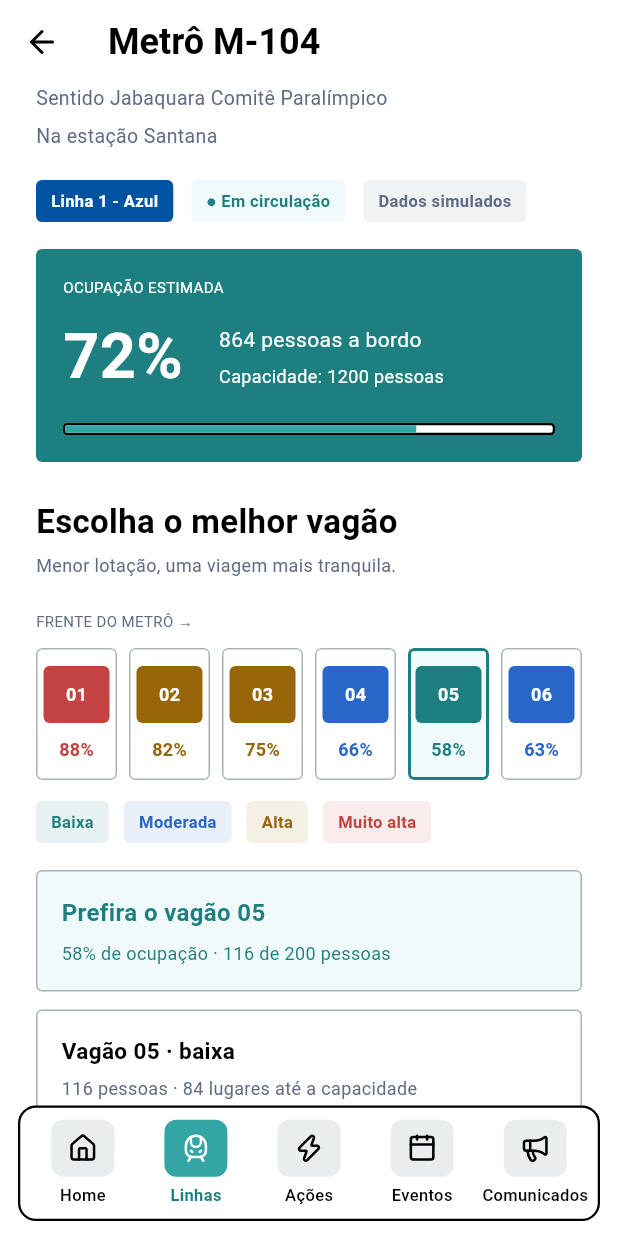
After one commit to pgmoraesdev/FLUXO_GLOBAL_SOLUTION_2026_2, a Flutter app: the LineDetailScreen screen opened directly with sample values from the repository, scrolled down 576 dp, after a tap on "Ver metrô e vagões", on a phone screen of 412 x 824 dp. The commit adds this screen. Run offline on Flutter 3.47's test engine with Material 3 defaults, Android fonts, the phone set to English and light mode, and no system bars; our stand-ins replace lucide_flutter, material_ui.

Commit message:
feat: cria tela de vagoes com acesso pelas estacoes

```diff
--- a/lib/screens/line_detail_screen.dart
+++ b/lib/screens/line_detail_screen.dart
@@ -1,3 +1,6 @@
+import '../data/train_data.dart';
+import 'train_detail_screen.dart';
+
 import 'package:material_ui/material_ui.dart';
 import 'package:lucide_flutter/lucide_flutter.dart';
 
@@ -145,7 +148,7 @@ class _LineDetailScreenState extends State<LineDetailScreen> {
                             itemBuilder: (_, index) => _StationCard(
                               key: ValueKey(stations[index].name),
                               station: stations[index],
-                              lineType: line.type,
+                              line: line,
                               initiallyExpanded: index == 0,
                             ),
                           ),
@@ -165,13 +168,13 @@ class _LineDetailScreenState extends State<LineDetailScreen> {
 // Cada card pode ser expandido para mostrar mais informações.
 class _StationCard extends StatefulWidget {
   final Station station;
-  final String lineType;
+  final MetroLine line;
   final bool initiallyExpanded;
 
   const _StationCard({
     super.key,
     required this.station,
-    required this.lineType,
+    required this.line,
     this.initiallyExpanded = false,
   });
 
@@ -213,7 +216,7 @@ class _StationCardState extends State<_StationCard> {
                       ),
                     ),
                     Text(
-                      widget.lineType,
+                      widget.line.type,
                       style: const TextStyle(color: muted, fontSize: 11),
                     ),
                   ],
@@ -226,6 +229,29 @@ class _StationCardState extends State<_StationCard> {
           const SizedBox(height: 8),
           OccupancyBar(percent: station.occupancy, height: 12),
           const SizedBox(height: 8),
+
+          Align(
+            alignment: Alignment.centerRight,
+            child: TextButton.icon(
+              onPressed: () => Navigator.push(
+                context,
+                MaterialPageRoute(
+                  builder: (_) => TrainDetailScreen(
+                    train: MetroTrain.simulated(widget.line, station),
+                  ),
+                ),
+              ),
+              icon: const Icon(
+                LucideIcons.trainFront,
+                size: 16,
+                color: tealDark,
+              ),
+              label: const Text(
+                'Ver metrô e vagões',
+                style: TextStyle(color: tealDark),
+              ),
+            ),
+          ),
 
           // Informações extras aparecem quando o card é expandido.
           if (expanded)
--- /dev/null
+++ b/lib/screens/train_detail_screen.dart
@@ -0,0 +1,363 @@
+import 'package:material_ui/material_ui.dart';
+import 'package:lucide_flutter/lucide_flutter.dart';
+
+import '../data/train_data.dart';
+import 'lines_screen.dart';
+
+Color _carColor(int occupancy) => occupancy < 60
+    ? tealDark
+    : occupancy < 75
+    ? const Color(0xFF2866C7)
+    : occupancy < 85
+    ? const Color(0xFF986609)
+    : dangerText;
+
+String _carLevel(int occupancy) => occupancy < 60
+    ? 'Baixa'
+    : occupancy < 75
+    ? 'Moderada'
+    : occupancy < 85
+    ? 'Alta'
+    : 'Muito alta';
+
+class TrainDetailScreen extends StatefulWidget {
+  final MetroTrain train;
+  const TrainDetailScreen({super.key, required this.train});
+
+  @override
+  State<TrainDetailScreen> createState() => _TrainDetailScreenState();
+}
+
+class _TrainDetailScreenState extends State<TrainDetailScreen> {
+  late TrainCarriage selected = widget.train.recommended;
+
+  @override
+  Widget build(BuildContext context) {
+    final train = widget.train;
+    final best = train.recommended;
+    return Scaffold(
+      backgroundColor: Colors.white,
+      appBar: AppBar(
+        backgroundColor: Colors.white,
+        leading: IconButton(
+          tooltip: 'Voltar',
+          onPressed: () => goBack(context),
+          icon: const Icon(LucideIcons.arrowLeft, color: black),
+        ),
+        title: Text(
+          'Metrô ${train.code}',
+          style: const TextStyle(
+            color: black,
+            fontSize: 24,
+            fontWeight: FontWeight.bold,
+          ),
+        ),
+      ),
+      body: Center(
+        child: ConstrainedBox(
+          constraints: const BoxConstraints(maxWidth: 640),
+          child: ListView(
+            padding: const EdgeInsets.fromLTRB(24, 0, 24, 24),
+            children: [
+              Text(
+                'Sentido ${train.destination}',
+                style: const TextStyle(color: muted, fontSize: 13),
+              ),
+              const SizedBox(height: 6),
+              Text(
+                'Na estação ${train.station.name}',
+                style: const TextStyle(color: muted, fontSize: 13),
+              ),
+              const SizedBox(height: 20),
+              Wrap(
+                spacing: 12,
+                runSpacing: 8,
+                children: [
+                  _tag(train.line.name, train.line.color, train.line.onColor),
+                  _tag('● Em circulação', softTeal, tealDark),
+                  _tag('Dados simulados', const Color(0xFFF0F2F4), muted),
+                ],
+              ),
+              const SizedBox(height: 18),
+              Container(
+                padding: const EdgeInsets.all(18),
+                decoration: BoxDecoration(
+                  color: tealDark,
+                  borderRadius: BorderRadius.circular(radius),
+                ),
+                child: Column(
+                  crossAxisAlignment: CrossAxisAlignment.start,
+                  children: [
+                    const Text(
+                      'OCUPAÇÃO ESTIMADA',
+                      style: TextStyle(color: Colors.white, fontSize: 10),
+                    ),
+                    const SizedBox(height: 10),
+                    Wrap(
+                      spacing: 24,
+                      runSpacing: 8,
+                      crossAxisAlignment: WrapCrossAlignment.center,
+                      children: [
+                        Text(
+                          '${train.occupancy}%',
+                          style: const TextStyle(
+                            color: Colors.white,
+                            fontSize: 42,
+                            fontWeight: FontWeight.bold,
+                          ),
+                        ),
+                        Column(
+                          crossAxisAlignment: CrossAxisAlignment.start,
+                          children: [
+                            Text(
+                              '${train.people} pessoas a bordo',
+                              style: const TextStyle(
+                                color: Colors.white,
+                                fontSize: 14,
+                              ),
+                            ),
+                            const SizedBox(height: 6),
+                            Text(
+                              'Capacidade: ${train.capacity} pessoas',
+                              style: const TextStyle(
+                                color: Colors.white,
+                                fontSize: 12,
+                              ),
+                            ),
+                          ],
+                        ),
+                      ],
+                    ),
+                    const SizedBox(height: 14),
+                    OccupancyBar(percent: train.occupancy, height: 8),
+                  ],
+                ),
+              ),
+              const SizedBox(height: 24),
+              const Text(
+                'Escolha o melhor vagão',
+                style: TextStyle(
+                  color: black,
+                  fontSize: 22,
+                  fontWeight: FontWeight.bold,
+                ),
+              ),
+              const SizedBox(height: 5),
+              const Text(
+                'Menor lotação, uma viagem mais tranquila.',
+                style: TextStyle(color: muted, fontSize: 12),
+              ),
+              const SizedBox(height: 22),
+              const Text(
+                'FRENTE DO METRÔ →',
+                style: TextStyle(color: muted, fontSize: 10),
+              ),
+              const SizedBox(height: 10),
+              LayoutBuilder(
+                builder: (context, constraints) {
+                  // Mantém os seis vagões visíveis; em telas estreitas permite rolagem.
+                  final width = ((constraints.maxWidth - 5 * 8) / 6).clamp(
+                    46.0,
+                    90.0,
+                  );
+                  return SingleChildScrollView(
+                    scrollDirection: Axis.horizontal,
+                    child: Row(
+                      children: [
+                        for (final car in train.carriages)
+                          Padding(
+                            padding: EdgeInsets.only(
+                              right: car == train.carriages.last ? 0 : 8,
+                            ),
+                            child: SizedBox(
+                              width: width,
+                              child: _carriage(car, best),
+                            ),
+                          ),
+                      ],
+                    ),
+                  );
+                },
+              ),
+              const SizedBox(height: 14),
+              Wrap(
+                spacing: 10,
+                runSpacing: 8,
+                children: [
+                  for (final percent in [58, 66, 75, 88])
+                    _tag(
+                      _carLevel(percent),
+                      _carColor(percent).withValues(alpha: .1),
+                      _carColor(percent),
+                    ),
+                ],
+              ),
+              const SizedBox(height: 18),
+              _panel(
+                color: softTeal,
+                children: [
+                  Text(
+                    'Prefira o vagão ${best.label}',
+                    style: const TextStyle(
+                      color: tealDark,
+                      fontSize: 16,
+                      fontWeight: FontWeight.bold,
+                    ),
+                  ),
+                  const SizedBox(height: 7),
+                  Text(
+                    '${best.occupancy}% de ocupação · ${best.people} de ${best.capacity} pessoas',
+                    style: const TextStyle(color: tealDark, fontSize: 12),
+                  ),
+                ],
+              ),
+              const SizedBox(height: 12),
+              _panel(
+                children: [
+                  Text(
+                    'Vagão ${selected.label} · ${_carLevel(selected.occupancy).toLowerCase()}',
+                    style: const TextStyle(
+                      color: black,
+                      fontSize: 15,
+                      fontWeight: FontWeight.w600,
+                    ),
+                  ),
+                  const SizedBox(height: 6),
+                  Text(
+                    '${selected.people} pessoas · ${selected.capacity - selected.people} lugares até a capacidade',
+                    style: const TextStyle(color: muted, fontSize: 12),
+                  ),
+                  const SizedBox(height: 5),
+                  const Text(
+                    'Capacidade total inclui passageiros em pé e sentados.',
+                    style: TextStyle(color: muted, fontSize: 11),
+                  ),
+                ],
+              ),
+              const SizedBox(height: 12),
+              _panel(
+                children: [
+                  Text(
+                    '${train.carriages.length} vagões',
+                    style: const TextStyle(
+                      color: black,
+                      fontSize: 16,
+                      fontWeight: FontWeight.w600,
+                    ),
+                  ),
+                  const SizedBox(height: 6),
+                  Text(
+                    '${train.carriages.first.capacity} pessoas por vagão',
+                    style: const TextStyle(color: muted, fontSize: 12),
+                  ),
+                  const Divider(height: 24, color: greyBorder),
+                  Text(
+                    'Próxima parada: ${train.nextStation.name}',
+                    style: const TextStyle(
+                      color: black,
+                      fontWeight: FontWeight.w600,
+                    ),
+                  ),
+                  const SizedBox(height: 6),
+                  const Text(
+                    'Chegada estimada em 2 min · simulação',
+                    style: TextStyle(color: muted, fontSize: 12),
+                  ),
+                ],
+              ),
+            ],
+          ),
+        ),
+      ),
+      bottomNavigationBar: fluxoNavBar(1, (index) => goToTab(context, index)),
+    );
+  }
+
+  Widget _carriage(TrainCarriage car, TrainCarriage best) {
+    final color = _carColor(car.occupancy);
+    final active = selected == car;
+    return Semantics(
+      label:
+          'Vagão ${car.label}, ${car.occupancy}% de ocupação, ${_carLevel(car.occupancy)}${car == best ? ', recomendado' : ''}',
+      selected: active,
+      button: true,
+      excludeSemantics: true,
+      child: Material(
+        color: car == best ? softTeal : Colors.white,
+        shape: RoundedRectangleBorder(
+          borderRadius: BorderRadius.circular(radius),
+          side: BorderSide(
+            color: active ? tealDark : greyBorder,
+            width: active ? 2 : 1,
+          ),
+        ),
+        clipBehavior: Clip.antiAlias,
+        child: InkWell(
+          onTap: () => setState(() => selected = car),
+          child: Padding(
+            padding: const EdgeInsets.symmetric(horizontal: 5, vertical: 12),
+            child: Column(
+              children: [
+                Container(
+                  height: 38,
+                  alignment: Alignment.center,
+                  decoration: BoxDecoration(
+                    color: color,
+                    borderRadius: BorderRadius.circular(radius),
+                  ),
+                  child: Text(
+                    car.label,
+                    style: const TextStyle(
+                      color: Colors.white,
+                      fontWeight: FontWeight.bold,
+                      fontSize: 12,
+                    ),
+                  ),
+                ),
+                const SizedBox(height: 9),
+                Text(
+                  '${car.occupancy}%',
+                  style: TextStyle(
+                    color: color,
+                    fontSize: 12,
+                    fontWeight: FontWeight.w600,
+                  ),
+                ),
+              ],
+            ),
+          ),
+        ),
+      ),
+    );
+  }
+
+  Widget _tag(String text, Color background, Color foreground) => Container(
+    padding: const EdgeInsets.symmetric(horizontal: 10, vertical: 6),
+    decoration: BoxDecoration(
+      color: background,
+      borderRadius: BorderRadius.circular(radius),
+    ),
+    child: Text(
+      text,
+      style: TextStyle(
+        color: foreground,
+        fontSize: 11,
+        fontWeight: FontWeight.w600,
+      ),
+    ),
+  );
+
+  Widget _panel({required List<Widget> children, Color color = Colors.white}) =>
+      Container(
+        padding: const EdgeInsets.all(16),
+        decoration: BoxDecoration(
+          color: color,
+          border: Border.all(color: greyBorder),
+          borderRadius: BorderRadius.circular(radius),
+        ),
+        child: Column(
+          crossAxisAlignment: CrossAxisAlignment.start,
+          children: children,
+        ),
+      );
+}
```
